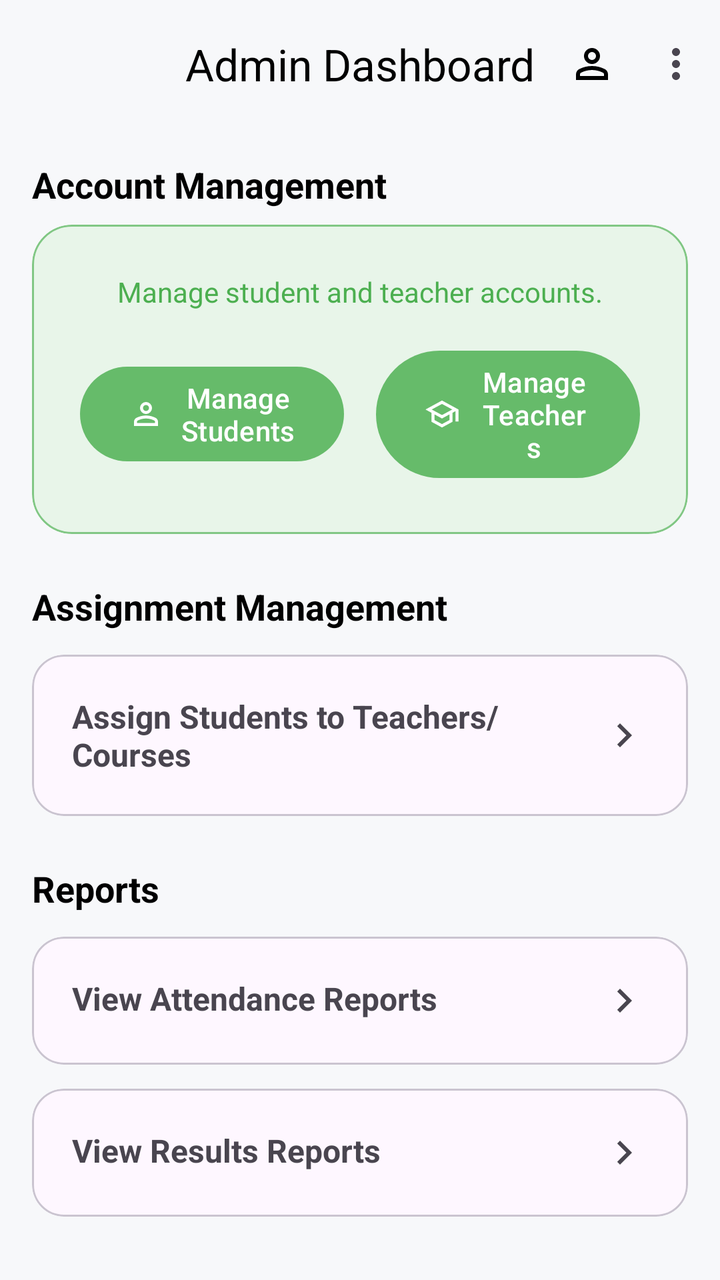
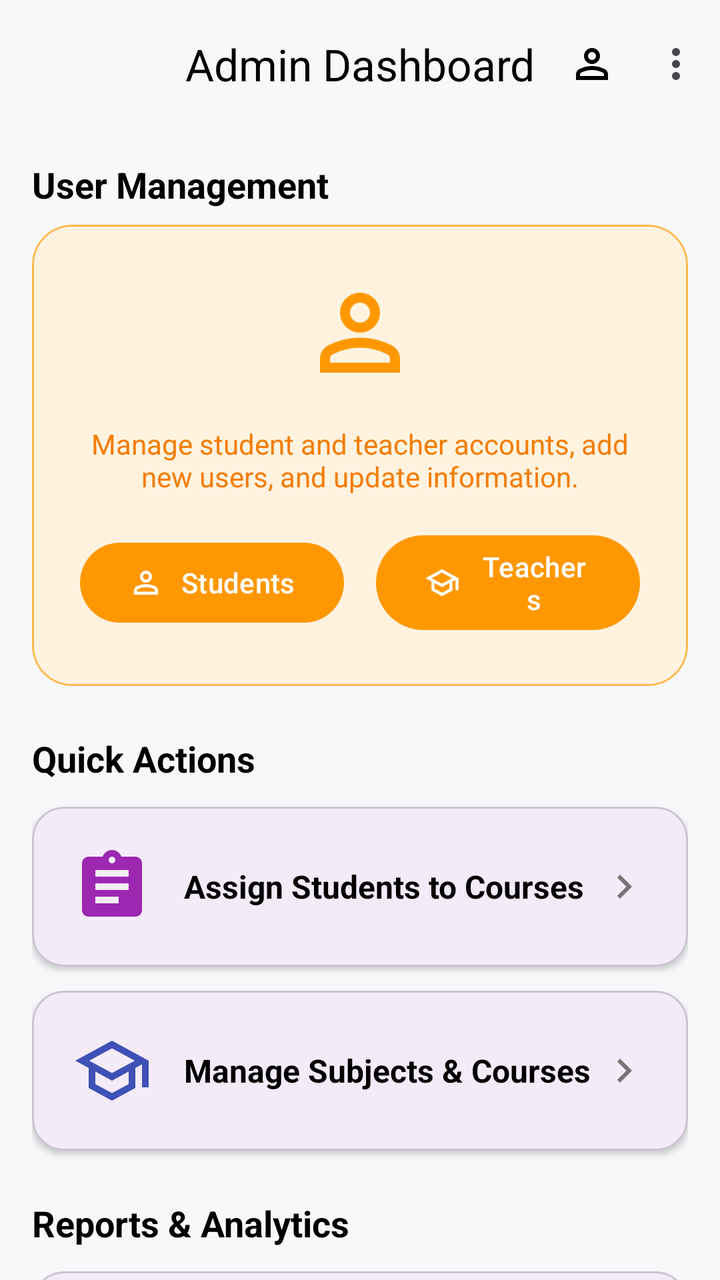

Two renders of the same Android screen: before a commit and after it. Below are the layout's source before the change and the commit's diff.
<!-- AndroidManifest.xml: application theme Theme.EduFlow -->
<!-- res/layout/fragment_admin_dashboard.xml -->
<?xml version="1.0" encoding="utf-8"?>
<androidx.coordinatorlayout.widget.CoordinatorLayout
    xmlns:android="http://schemas.android.com/apk/res/android"
    xmlns:app="http://schemas.android.com/apk/res-auto"
    xmlns:tools="http://schemas.android.com/tools"
    android:layout_width="match_parent"
    android:layout_height="match_parent"
    android:fitsSystemWindows="true"
    android:background="#F7F8FA">

    <com.google.android.material.appbar.AppBarLayout
        android:layout_width="match_parent"
        android:layout_height="wrap_content"
        android:background="@android:color/transparent"
        app:elevation="0dp">
        <com.google.android.material.appbar.MaterialToolbar
            android:id="@+id/toolbar"
            android:layout_width="match_parent"
            android:layout_height="?attr/actionBarSize"
            app:title="Admin Dashboard"
            app:titleCentered="true"
            app:titleTextColor="@android:color/black"
            app:menu="@menu/dashboard_menu"/>
    </com.google.android.material.appbar.AppBarLayout>

    <androidx.core.widget.NestedScrollView
        android:layout_width="match_parent"
        android:layout_height="match_parent"
        app:layout_behavior="@string/appbar_scrolling_view_behavior">
        <LinearLayout
            android:layout_width="match_parent"
            android:layout_height="wrap_content"
            android:orientation="vertical"
            android:padding="16dp">

            <TextView
                android:layout_width="wrap_content"
                android:layout_height="wrap_content"
                android:text="Account Management"
                android:textSize="18sp"
                android:textStyle="bold"
                android:textColor="@android:color/black"/>

            <com.google.android.material.card.MaterialCardView
                android:layout_width="match_parent"
                android:layout_height="wrap_content"
                android:layout_marginTop="8dp"
                app:cardCornerRadius="20dp"
                app:cardBackgroundColor="#E8F5E9"
                app:strokeColor="#81C784"
                app:strokeWidth="1dp">
                <LinearLayout
                    android:layout_width="match_parent"
                    android:layout_height="wrap_content"
                    android:orientation="vertical"
                    android:padding="24dp"
                    android:gravity="center">
                    <TextView
                        android:layout_width="wrap_content"
                        android:layout_height="wrap_content"
                        android:text="Manage student and teacher accounts."
                        android:textAlignment="center"
                        android:textColor="#4CAF50"
                        android:layout_marginBottom="16dp"/>
                    <LinearLayout
                        android:layout_width="match_parent"
                        android:layout_height="wrap_content"
                        android:orientation="horizontal"
                        android:gravity="center">
                        <com.google.android.material.button.MaterialButton
                            android:id="@+id/btnManageStudents"
                            android:layout_width="0dp"
                            android:layout_height="wrap_content"
                            android:layout_weight="1"
                            android:text="Manage Students"
                            android:layout_marginEnd="8dp"
                            app:icon="@drawable/ic_person"
                            app:backgroundTint="#66BB6A"/>
                        <com.google.android.material.button.MaterialButton
                            android:id="@+id/btnManageTeachers"
                            android:layout_width="0dp"
                            android:layout_height="wrap_content"
                            android:layout_weight="1"
                            android:text="Manage Teachers"
                            android:layout_marginStart="8dp"
                            app:icon="@drawable/ic_school"
                            app:backgroundTint="#66BB6A"/>
                    </LinearLayout>
                </LinearLayout>
            </com.google.android.material.card.MaterialCardView>

            <TextView
                android:layout_width="wrap_content"
                android:layout_height="wrap_content"
                android:text="Assignment Management"
                android:textSize="18sp"
                android:textStyle="bold"
                android:textColor="@android:color/black"
                android:layout_marginTop="24dp"/>

            <com.google.android.material.card.MaterialCardView
                android:id="@+id/cardViewAssignStudents"
                android:layout_width="match_parent"
                android:layout_height="wrap_content"
                android:layout_marginTop="12dp"
                app:cardCornerRadius="16dp">
                <TextView
                    android:layout_width="match_parent"
                    android:layout_height="wrap_content"
                    android:padding="20dp"
                    android:text="Assign Students to Teachers/Courses"
                    android:drawableEnd="@drawable/abc_ic_go_search_api_material"
                    android:textSize="16sp"
                    android:textStyle="bold"/>
            </com.google.android.material.card.MaterialCardView>

            <TextView
                android:layout_width="wrap_content"
                android:layout_height="wrap_content"
                android:text="Reports"
                android:textSize="18sp"
                android:textStyle="bold"
                android:textColor="@android:color/black"
                android:layout_marginTop="24dp"/>

            <com.google.android.material.card.MaterialCardView
                android:id="@+id/cardViewAttendanceReports"
                android:layout_width="match_parent"
                android:layout_height="wrap_content"
                android:layout_marginTop="12dp"
                app:cardCornerRadius="16dp">
                <TextView
                    android:layout_width="match_parent"   android:layout_height="wrap_content"
                    android:padding="20dp"
                    android:text="View Attendance Reports"
                    android:drawableEnd="@drawable/abc_ic_go_search_api_material"
                    android:textSize="16sp"
                    android:textStyle="bold"/>
            </com.google.android.material.card.MaterialCardView>

            <com.google.android.material.card.MaterialCardView
                android:id="@+id/cardViewResultsReports"
                android:layout_width="match_parent"   android:layout_height="wrap_content"
                android:layout_marginTop="12dp"
                app:cardCornerRadius="16dp">
                <TextView
                    android:layout_width="match_parent"
                    android:layout_height="wrap_content"
                    android:padding="20dp"
                    android:text="View Results Reports"
                    android:drawableEnd="@drawable/abc_ic_go_search_api_material"
                    android:textSize="16sp"
                    android:textStyle="bold"/>
            </com.google.android.material.card.MaterialCardView>

        </LinearLayout>
    </androidx.core.widget.NestedScrollView>

    <ProgressBar
        android:id="@+id/progressBar"
        android:layout_width="wrap_content"
        android:layout_height="wrap_content"
        android:layout_gravity="center"
        android:visibility="gone"/>
</androidx.coordinatorlayout.widget.CoordinatorLayout>
<!-- resources referenced by this layout -->
<resources>
  <style name="Theme.EduFlow" parent="Base.Theme.EduFlow" />
  <style name="Base.Theme.EduFlow" parent="Theme.Material3.DayNight.NoActionBar">
      </style>
  <!-- unchanged entries left out for length: 2 -->
</resources>

<!-- the commit's change to res/layout/fragment_admin_dashboard.xml (unified diff, before → after) -->
@@ -2,7 +2,6 @@
 <androidx.coordinatorlayout.widget.CoordinatorLayout
     xmlns:android="http://schemas.android.com/apk/res/android"
     xmlns:app="http://schemas.android.com/apk/res-auto"
-    xmlns:tools="http://schemas.android.com/tools"
     android:layout_width="match_parent"
     android:layout_height="match_parent"
     android:fitsSystemWindows="true"
@@ -36,7 +35,7 @@
             <TextView
                 android:layout_width="wrap_content"
                 android:layout_height="wrap_content"
-                android:text="Account Management"
+                android:text="@string/user_management"
                 android:textSize="18sp"
                 android:textStyle="bold"
                 android:textColor="@android:color/black"/>
@@ -46,8 +45,8 @@
                 android:layout_height="wrap_content"
                 android:layout_marginTop="8dp"
                 app:cardCornerRadius="20dp"
-                app:cardBackgroundColor="#E8F5E9"
-                app:strokeColor="#81C784"
+                app:cardBackgroundColor="#FFF3E0"
+                app:strokeColor="#FFB74D"
                 app:strokeWidth="1dp">
                 <LinearLayout
                     android:layout_width="match_parent"
@@ -55,12 +54,19 @@
                     android:orientation="vertical"
                     android:padding="24dp"
                     android:gravity="center">
+                    <ImageView
+                        android:layout_width="60dp"
+                        android:layout_height="60dp"
+                        android:src="@drawable/ic_person"
+                        android:contentDescription="@string/icon"
+                        app:tint="#FF9800"/>
                     <TextView
                         android:layout_width="wrap_content"
                         android:layout_height="wrap_content"
-                        android:text="Manage student and teacher accounts."
+                        android:text="@string/manage_users_description"
                         android:textAlignment="center"
-                        android:textColor="#4CAF50"
+                        android:textColor="#F57C00"
+                        android:layout_marginTop="16dp"
                         android:layout_marginBottom="16dp"/>
                     <LinearLayout
                         android:layout_width="match_parent"
@@ -72,19 +78,19 @@
                             android:layout_width="0dp"
                             android:layout_height="wrap_content"
                             android:layout_weight="1"
-                            android:text="Manage Students"
+                            android:text="@string/students"
                             android:layout_marginEnd="8dp"
                             app:icon="@drawable/ic_person"
-                            app:backgroundTint="#66BB6A"/>
+                            app:backgroundTint="#FF9800"/>
                         <com.google.android.material.button.MaterialButton
                             android:id="@+id/btnManageTeachers"
                             android:layout_width="0dp"
                             android:layout_height="wrap_content"
                             android:layout_weight="1"
-                            android:text="Manage Teachers"
+                            android:text="@string/teachers"
                             android:layout_marginStart="8dp"
                             app:icon="@drawable/ic_school"
-                            app:backgroundTint="#66BB6A"/>
+                            app:backgroundTint="#FF9800"/>
                     </LinearLayout>
                 </LinearLayout>
             </com.google.android.material.card.MaterialCardView>
@@ -92,7 +98,7 @@
             <TextView
                 android:layout_width="wrap_content"
                 android:layout_height="wrap_content"
-                android:text="Assignment Management"
+                android:text="@string/quick_actions"
                 android:textSize="18sp"
                 android:textStyle="bold"
                 android:textColor="@android:color/black"
@@ -103,21 +109,79 @@
                 android:layout_width="match_parent"
                 android:layout_height="wrap_content"
                 android:layout_marginTop="12dp"
-                app:cardCornerRadius="16dp">
-                <TextView
-                    android:layout_width="match_parent"
-                    android:layout_height="wrap_content"
-                    android:padding="20dp"
-                    android:text="Assign Students to Teachers/Courses"
-                    android:drawableEnd="@drawable/abc_ic_go_search_api_material"
-                    android:textSize="16sp"
-                    android:textStyle="bold"/>
+                app:cardCornerRadius="16dp"
+                app:cardElevation="2dp">
+                <LinearLayout
+                    android:layout_width="match_parent"
+                    android:layout_height="wrap_content"
+                    android:orientation="horizontal"
+                    android:padding="20dp"
+                    android:gravity="center_vertical">
+                    <ImageView
+                        android:layout_width="40dp"
+                        android:layout_height="40dp"
+                        android:src="@drawable/ic_assignment"
+                        android:contentDescription="@string/icon"
+                        app:tint="#9C27B0"
+                        android:layout_marginEnd="16dp"/>
+                    <TextView
+                        android:layout_width="0dp"
+                        android:layout_height="wrap_content"
+                        android:layout_weight="1"
+                        android:text="@string/assign_students_to_courses"
+                        android:textSize="16sp"
+                        android:textStyle="bold"
+                        android:textColor="@android:color/black"/>
+                    <ImageView
+                        android:layout_width="24dp"
+                        android:layout_height="24dp"
+                        android:src="@drawable/abc_ic_go_search_api_material"
+                        android:contentDescription="@string/navigation_icon"
+                        app:tint="#757575"/>
+                </LinearLayout>
+            </com.google.android.material.card.MaterialCardView>
+
+            <com.google.android.material.card.MaterialCardView
+                android:id="@+id/cardViewManageSubjects"
+                android:layout_width="match_parent"
+                android:layout_height="wrap_content"
+                android:layout_marginTop="12dp"
+                app:cardCornerRadius="16dp"
+                app:cardElevation="2dp">
+                <LinearLayout
+                    android:layout_width="match_parent"
+                    android:layout_height="wrap_content"
+                    android:orientation="horizontal"
+                    android:padding="20dp"
+                    android:gravity="center_vertical">
+                    <ImageView
+                        android:layout_width="40dp"
+                        android:layout_height="40dp"
+                        android:src="@drawable/ic_school"
+                        android:contentDescription="@string/icon"
+                        app:tint="#3F51B5"
+                        android:layout_marginEnd="16dp"/>
+                    <TextView
+                        android:layout_width="0dp"
+                        android:layout_height="wrap_content"
+                        android:layout_weight="1"
+                        android:text="@string/manage_subjects_courses"
+                        android:textSize="16sp"
+                        android:textStyle="bold"
+                        android:textColor="@android:color/black"/>
+                    <ImageView
+                        android:layout_width="24dp"
+                        android:layout_height="24dp"
+                        android:src="@drawable/abc_ic_go_search_api_material"
+                        android:contentDescription="@string/navigation_icon"
+                        app:tint="#757575"/>
+                </LinearLayout>
             </com.google.android.material.card.MaterialCardView>
 
             <TextView
                 android:layout_width="wrap_content"
                 android:layout_height="wrap_content"
-                android:text="Reports"
+                android:text="@string/reports_analytics"
                 android:textSize="18sp"
                 android:textStyle="bold"
                 android:textColor="@android:color/black"
@@ -128,29 +192,110 @@
                 android:layout_width="match_parent"
                 android:layout_height="wrap_content"
                 android:layout_marginTop="12dp"
-                app:cardCornerRadius="16dp">
-                <TextView
-                    android:layout_width="match_parent"   android:layout_height="wrap_content"
-                    android:padding="20dp"
-                    android:text="View Attendance Reports"
-                    android:drawableEnd="@drawable/abc_ic_go_search_api_material"
-                    android:textSize="16sp"
-                    android:textStyle="bold"/>
+                app:cardCornerRadius="16dp"
+                app:cardElevation="2dp">
+                <LinearLayout
+                    android:layout_width="match_parent"
+                    android:layout_height="wrap_content"
+                    android:orientation="horizontal"
+                    android:padding="20dp"
+                    android:gravity="center_vertical">
+                    <ImageView
+                        android:layout_width="40dp"
+                        android:layout_height="40dp"
+                        android:src="@drawable/ic_calendar"
+                        android:contentDescription="@string/icon"
+                        app:tint="#4CAF50"
+                        android:layout_marginEnd="16dp"/>
+                    <TextView
+                        android:layout_width="0dp"
+                        android:layout_height="wrap_content"
+                        android:layout_weight="1"
+                        android:text="@string/attendance_reports"
+                        android:textSize="16sp"
+                        android:textStyle="bold"
+                        android:textColor="@android:color/black"/>
+                    <ImageView
+                        android:layout_width="24dp"
+                        android:layout_height="24dp"
+                        android:src="@drawable/abc_ic_go_search_api_material"
+                        android:contentDescription="@string/navigation_icon"
+                        app:tint="#757575"/>
+                </LinearLayout>
             </com.google.android.material.card.MaterialCardView>
 
             <com.google.android.material.card.MaterialCardView
                 android:id="@+id/cardViewResultsReports"
-                android:layout_width="match_parent"   android:layout_height="wrap_content"
-                android:layout_marginTop="12dp"
-                app:cardCornerRadius="16dp">
-                <TextView
-                    android:layout_width="match_parent"
-                    android:layout_height="wrap_content"
-                    android:padding="20dp"
-                    android:text="View Results Reports"
-                    android:drawableEnd="@drawable/abc_ic_go_search_api_material"
-                    android:textSize="16sp"
-                    android:textStyle="bold"/>
+                android:layout_width="match_parent"
+                android:layout_height="wrap_content"
+                android:layout_marginTop="12dp"
+                app:cardCornerRadius="16dp"
+                app:cardElevation="2dp">
+                <LinearLayout
+                    android:layout_width="match_parent"
+                    android:layout_height="wrap_content"
+                    android:orientation="horizontal"
+                    android:padding="20dp"
+                    android:gravity="center_vertical">
+                    <ImageView
+                        android:layout_width="40dp"
+                        android:layout_height="40dp"
+                        android:src="@drawable/ic_bar_chart"
+                        android:contentDescription="@string/icon"
+                        app:tint="#2196F3"
+                        android:layout_marginEnd="16dp"/>
+                    <TextView
+                        android:layout_width="0dp"
+                        android:layout_height="wrap_content"
+                        android:layout_weight="1"
+                        android:text="@string/performance_reports"
+                        android:textSize="16sp"
+                        android:textStyle="bold"
+                        android:textColor="@android:color/black"/>
+                    <ImageView
+                        android:layout_width="24dp"
+                        android:layout_height="24dp"
+                        android:src="@drawable/abc_ic_go_search_api_material"
+                        android:contentDescription="@string/navigation_icon"
+                        app:tint="#757575"/>
+                </LinearLayout>
+            </com.google.android.material.card.MaterialCardView>
+
+            <com.google.android.material.card.MaterialCardView
+                android:id="@+id/cardViewSystemSettings"
+                android:layout_width="match_parent"
+                android:layout_height="wrap_content"
+                android:layout_marginTop="12dp"
+                app:cardCornerRadius="16dp"
+                app:cardElevation="2dp">
+                <LinearLayout
+                    android:layout_width="match_parent"
+                    android:layout_height="wrap_content"
+                    android:orientation="horizontal"
+                    android:padding="20dp"
+                    android:gravity="center_vertical">
+                    <ImageView
+                        android:layout_width="40dp"
+                        android:layout_height="40dp"
+                        android:src="@drawable/ic_edit"
+                        android:contentDescription="@string/icon"
+                        app:tint="#607D8B"
+                        android:layout_marginEnd="16dp"/>
+                    <TextView
+                        android:layout_width="0dp"
+                        android:layout_height="wrap_content"
+                        android:layout_weight="1"
+                        android:text="@string/system_settings"
+                        android:textSize="16sp"
+                        android:textStyle="bold"
+                        android:textColor="@android:color/black"/>
+                    <ImageView
+                        android:layout_width="24dp"
+                        android:layout_height="24dp"
+                        android:src="@drawable/abc_ic_go_search_api_material"
+                        android:contentDescription="@string/navigation_icon"
+                        app:tint="#757575"/>
+                </LinearLayout>
             </com.google.android.material.card.MaterialCardView>
 
         </LinearLayout>
<!-- resource entries referenced after the edit -->
@@ -1,5 +1,42 @@
 <!-- resources referenced by this layout -->
 <resources>
+  <!-- drawable ic_assignment (drawable) -->
+  <vector xmlns:android="http://schemas.android.com/apk/res/android" android:autoMirrored="true" android:height="24dp" android:tint="#000000" android:viewportHeight="24" android:viewportWidth="24" android:width="24dp">
+        
+      <path android:fillColor="@android:color/white" android:pathData="M19,3h-4.18C14.4,1.84 13.3,1 12,1c-1.3,0 -2.4,0.84 -2.82,2L5,3c-1.1,0 -2,0.9 -2,2v14c0,1.1 0.9,2 2,2h14c1.1,0 2,-0.9 2,-2L21,5c0,-1.1 -0.9,-2 -2,-2zM12,3c0.55,0 1,0.45 1,1s-0.45,1 -1,1 -1,-0.45 -1,-1 0.45,-1 1,-1zM14,17L7,17v-2h7v2zM17,13L7,13v-2h10v2zM17,9L7,9L7,7h10v2z"/>
+      
+  </vector>
+  <!-- drawable ic_bar_chart (drawable) -->
+  <vector xmlns:android="http://schemas.android.com/apk/res/android" android:height="24dp" android:tint="#000000" android:viewportHeight="960" android:viewportWidth="960" android:width="24dp">
+        
+      <path android:fillColor="@android:color/white" android:pathData="M640,800L640,520L800,520L800,800L640,800ZM400,800L400,160L560,160L560,800L400,800ZM160,800L160,360L320,360L320,800L160,800Z"/>
+      
+  </vector>
+  <!-- drawable ic_calendar (drawable) -->
+  <vector xmlns:android="http://schemas.android.com/apk/res/android" android:height="24dp" android:tint="#000000" android:viewportHeight="960" android:viewportWidth="960" android:width="24dp">
+        
+      <path android:fillColor="@android:color/white" android:pathData="M200,880Q167,880 143.5,856.5Q120,833 120,800L120,240Q120,207 143.5,183.5Q167,160 200,160L240,160L240,80L320,80L320,160L640,160L640,80L720,80L720,160L760,160Q793,160 816.5,183.5Q840,207 840,240L840,800Q840,833 816.5,856.5Q793,880 760,880L200,880ZM200,800L760,800Q760,800 760,800Q760,800 760,800L760,400L200,400L200,800Q200,800 200,800Q200,800 200,800ZM200,320L760,320L760,240Q760,240 760,240Q760,240 760,240L200,240Q200,240 200,240Q200,240 200,240L200,320ZM200,320L200,240Q200,240 200,240Q200,240 200,240L200,240Q200,240 200,240Q200,240 200,240L200,320Z"/>
+      
+  </vector>
+  <!-- drawable ic_edit (drawable) -->
+  <vector xmlns:android="http://schemas.android.com/apk/res/android" android:height="24dp" android:tint="#000000" android:viewportHeight="960" android:viewportWidth="960" android:width="24dp">
+        
+      <path android:fillColor="@android:color/white" android:pathData="M200,760L257,760L648,369L591,312L200,703L200,760ZM120,840L120,670L648,143Q660,132 674.5,126Q689,120 705,120Q721,120 736,126Q751,132 762,144L817,200Q829,211 834.5,226Q840,241 840,256Q840,272 834.5,286.5Q829,301 817,313L290,840L120,840ZM760,256L760,256L704,200L704,200L760,256ZM619,341L591,312L591,312L648,369L648,369L619,341Z"/>
+      
+  </vector>
+  <string name="assign_students_to_courses">Assign Students to Courses</string>
+  <string name="attendance_reports">Attendance Reports</string>
+  <string name="icon">Icon</string>
+  <string name="manage_subjects_courses">Manage Subjects &amp; Courses</string>
+  <string name="manage_users_description">Manage student and teacher accounts, add new users, and update information.</string>
+  <string name="navigation_icon">Navigation</string>
+  <string name="performance_reports">Performance Reports</string>
+  <string name="quick_actions">Quick Actions</string>
+  <string name="reports_analytics">Reports &amp; Analytics</string>
+  <string name="students">Students</string>
+  <string name="system_settings">System Settings</string>
+  <string name="teachers">Teachers</string>
+  <string name="user_management">User Management</string>
   <style name="Theme.EduFlow" parent="Base.Theme.EduFlow" />
   <style name="Base.Theme.EduFlow" parent="Theme.Material3.DayNight.NoActionBar">
       </style>
